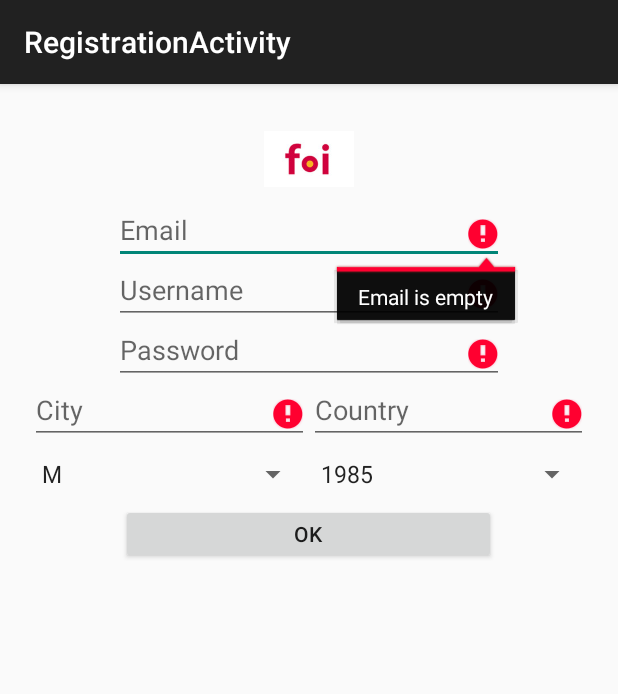
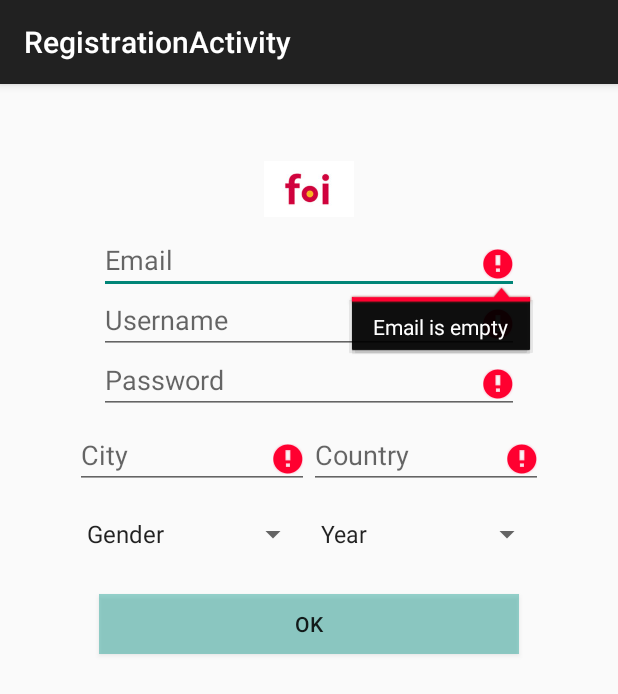
Before and after one commit to bozidarlabas/FeedbackApp-Android, an Android app: the RegistrationActivity screen opened directly, with no data from a screen before it, after a tap on "OK", on a phone screen of 412 x 824 dp. Shown: the top 694 px of the screen. Run offline under Robolectric (Android 15) with nearby library versions, the phone set to English and light mode, and no system bars; our stand-ins replace ButterKnife; libraries missing offline, so code that uses them is left out: retrofit.client.

Commit message:
Some stuff fixed regarding registration

```diff
--- a/app/src/main/java/com/example/kanta/feedbackapp/activities/RegistrationActivity.java
+++ b/app/src/main/java/com/example/kanta/feedbackapp/activities/RegistrationActivity.java
@@ -8,6 +8,7 @@ import android.os.Bundle;
 import android.view.Menu;
 import android.view.MenuItem;
 import android.view.View;
+import android.widget.Spinner;
 import android.widget.TextView;
 import android.widget.Toast;
 
@@ -40,10 +41,10 @@ public class RegistrationActivity extends MicroActivity implements RegistrationV
     TextView etcountry;
 
     @InjectView(R.id.etgender)
-    TextView etgender;
+    Spinner etgender;
 
     @InjectView(R.id.etbirthdate)
-    TextView etbirthdate;
+    Spinner etbirthdate;
 
     private RegistrationPresenter presenter;
 
@@ -76,9 +77,10 @@ public class RegistrationActivity extends MicroActivity implements RegistrationV
         String password = etPassword.getText().toString();
         String city = etcity.getText().toString();
         String country = etcountry.getText().toString();
-        String gender = etgender.getText().toString();
-        String birthDate = etbirthdate.getText().toString();
-        presenter.validateCredentials(username, password, email, city, country, gender, birthDate);
+        String gender = etgender.getSelectedItem().toString();
+        String gender1 = String.valueOf(gender.charAt(0)).toLowerCase();
+        String birthDate = etbirthdate.getSelectedItem().toString();
+        presenter.validateCredentials(username, password, email, city, country, gender1, birthDate);
     }
 
     @Override
@@ -118,12 +120,12 @@ public class RegistrationActivity extends MicroActivity implements RegistrationV
 
     @Override
     public void setGenderError() {
-        etgender.setError("Gender is empty");
+
     }
 
     @Override
     public void setBirthDateError() {
-        etbirthdate.setError("BirthDate is empty");
+
     }
 
     @Override
--- a/app/src/main/java/com/example/kanta/feedbackapp/mvp/interactor/impl/RegistrationInteractorImpl.java
+++ b/app/src/main/java/com/example/kanta/feedbackapp/mvp/interactor/impl/RegistrationInteractorImpl.java
@@ -44,11 +44,11 @@ public class RegistrationInteractorImpl implements RegisterInteractor, Callback<
             listener.onCountryError();
             error = true;
         }
-        if (TextUtils.isEmpty(gender)){
+        if (gender == "g"){
             listener.onGenderError();
             error = true;
         }
-        if (TextUtils.isEmpty(birthDate)){
+        if (birthDate.matches("Year")){
             listener.onBirthDateError();
             error = true;
         }
--- a/app/src/main/res/layout/activity_registration.xml
+++ b/app/src/main/res/layout/activity_registration.xml
@@ -11,10 +11,11 @@
         android:src="@drawable/foilogotest"
         android:layout_centerHorizontal="true"
         android:id="@+id/imgLogo"
+        android:layout_marginTop="20dp"
         />
     <EditText
         android:id="@+id/etemail"
-        android:layout_width="260dp"
+        android:layout_width="280dp"
         android:layout_height="40dp"
         android:hint="@string/email"
         android:inputType="textEmailAddress"
@@ -23,7 +24,7 @@
 
     <EditText
         android:id="@+id/etusername"
-        android:layout_width="260dp"
+        android:layout_width="280dp"
         android:layout_centerHorizontal="true"
         android:layout_height="40dp"
         android:hint="@string/Username"
@@ -31,22 +32,29 @@
 
     <EditText
         android:id="@+id/etPassword"
-        android:layout_width="260dp"
+        android:layout_width="280dp"
         android:layout_centerHorizontal="true"
         android:layout_height="40dp"
         android:hint="@string/Password"
         android:inputType="textPassword"
-        android:layout_below="@+id/etusername"/>
+        android:layout_below="@+id/etusername"
+        />
 <LinearLayout
     android:layout_width="match_parent"
     android:layout_height="40dp"
     android:layout_below="@+id/etPassword"
     android:id="@+id/layout1"
+    android:orientation="horizontal"
+    android:paddingLeft="30dp"
+    android:paddingRight="30dp"
+    android:layout_marginTop="10dp"
+
     >
 
     <EditText
         android:id="@+id/etcity"
         android:layout_width="130dp"
+
         android:layout_centerHorizontal="true"
         android:layout_height="40dp"
         android:hint="@string/city"
@@ -69,21 +77,24 @@
     android:layout_height="40dp"
     android:id="@+id/layout2"
     android:layout_below="@+id/layout1"
-    android:orientation="horizontal">
+    android:orientation="horizontal"
+    android:paddingLeft="30dp"
+    android:paddingRight="30dp"
+    android:layout_marginTop="10dp">
 
     <Spinner
         android:layout_width="0dp"
         android:layout_height="40dp"
         android:layout_weight="1"
         android:entries="@array/gender"
-        android:id="@+id/genderSpinner"></Spinner>
+        android:id="@+id/etgender"></Spinner>
 
     <Spinner
         android:layout_width="0dp"
         android:layout_height="40dp"
         android:layout_weight="1"
         android:entries="@array/birthYear"
-        android:id="@+id/yearSpinner"></Spinner>
+        android:id="@+id/etbirthdate"></Spinner>
 
 </LinearLayout>
 
@@ -92,10 +103,12 @@
 
     <Button
         android:id="@+id/btnRegister"
-        android:layout_width="250dp"
+        android:layout_width="280dp"
         android:layout_height="40dp"
         android:text="OK"
         android:layout_below="@+id/layout2"
-        android:layout_centerHorizontal="true"/>
+        android:layout_centerHorizontal="true"
+        android:layout_marginTop="20dp"
+        android:background="@color/highlighted_text_material_light"/>
 
 </RelativeLayout>
--- a/app/src/main/res/values/strings.xml
+++ b/app/src/main/res/values/strings.xml
@@ -20,6 +20,7 @@
     <string name="activity_sendFeedback_takePicture">Take photo</string>
     <string name="acitivty_sendFeedback_takeVideo">Take video</string>
     <string-array name="birthYear">
+        <item>Year</item>
         <item>1985</item>
         <item>1986</item>
         <item>1987</item>
@@ -30,8 +31,9 @@
         <item>1992</item>
     </string-array>
     <string-array name="gender">
-        <item>M</item>
-        <item>F</item>
+        <item>Gender</item>
+        <item>Female</item>
+        <item>Male</item>
 
     </string-array>
 </resources>
```
Also changed, not shown: app/src/main/java/com/example/kanta/feedbackapp/mvp/interactor/impl/LoginInteractorImpl.java (+3 -6 lines), 3 other files.
